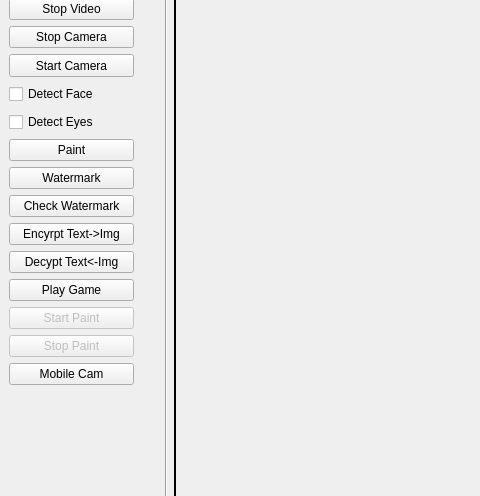
Before: the Qt Designer form assets/miniPhotoshopDesignMainWindow_Paint.ui in ashishgupta1350/VisionAppHackference, drawn with Qt 5; both pictures show x 0 to 480 and y 135 to 631 of the 1423 by 748 pixel window.
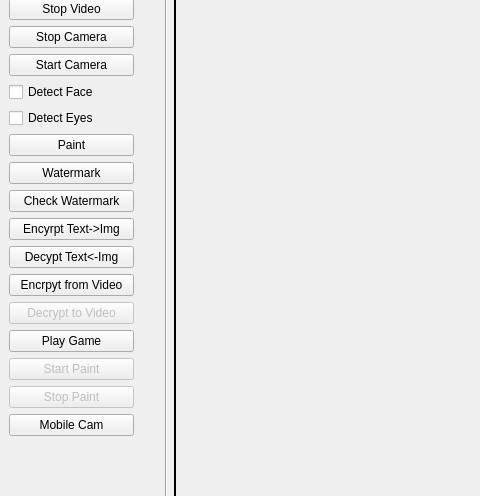
After: the same form once the commit is applied. Icons and pictures are not drawn.

Commit message: code refactored, video encryption works, bug fixes, code cleaning, add dummy files for demo

```diff
--- a/assets/miniPhotoshopDesignMainWindow_Paint.ui
+++ b/assets/miniPhotoshopDesignMainWindow_Paint.ui
@@ -89,6 +89,23 @@
         </property>
        </widget>
       </item>
+      <item>
+       <widget class="QPushButton" name="encryptButton">
+        <property name="text">
+         <string>Encrpyt from Video</string>
+        </property>
+       </widget>
+      </item>
+      <item>
+       <widget class="QPushButton" name="decryptButton">
+        <property name="enabled">
+         <bool>false</bool>
+        </property>
+        <property name="text">
+         <string>Decrypt to Video</string>
+        </property>
+       </widget>
+      </item>
       <item>
        <widget class="QPushButton" name="playButton">
         <property name="sizePolicy">
```
Left out of the diff: 2 changed lines with no effect on the pictures. The commit also changes 16 other files.
